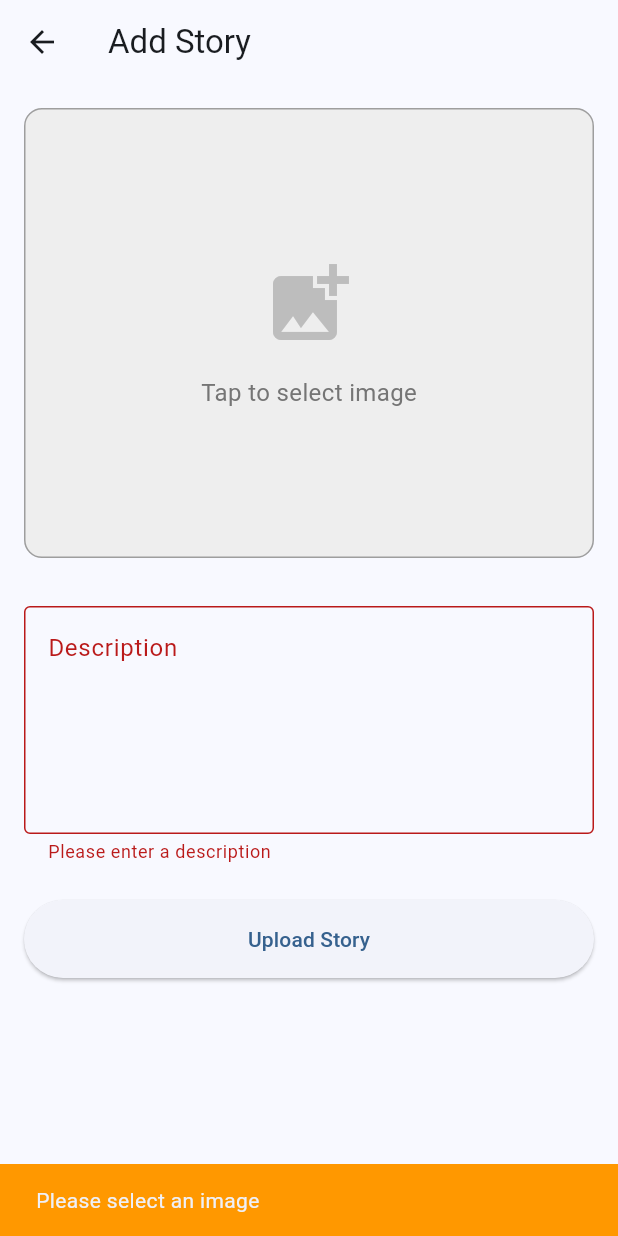
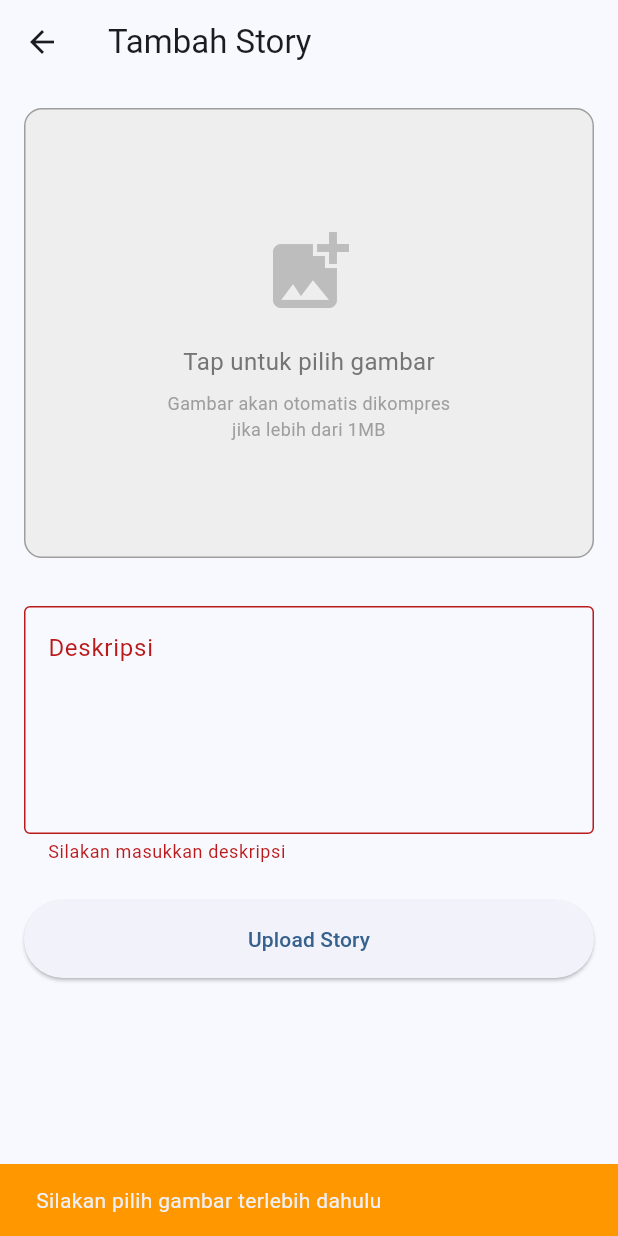
Before and after one commit to nrhdyt3012/story_app, a Flutter app: the AddStoryScreen screen opened directly with empty values, after a tap on "Upload Story", on a phone screen of 412 x 824 dp. Run offline on Flutter 3.47's test engine with Material 3 defaults, Android fonts, the phone set to English and light mode, and no system bars; our stand-ins replace image_picker, shared_preferences; accounts and stored records are empty.

Commit message:
setting name app

```diff
--- a/lib/provider/auth_provider.dart
+++ b/lib/provider/auth_provider.dart
@@ -2,7 +2,6 @@ import 'package:flutter/foundation.dart';
 import '../data/api/api_service.dart';
 import '../data/preferences/auth_preferences.dart';
 import '../data/model/login_response.dart';
-import '../data/model/register_response.dart';
 
 class AuthProvider with ChangeNotifier {
   final ApiService apiService;
--- a/lib/routes/router_delegate.dart
+++ b/lib/routes/router_delegate.dart
@@ -146,6 +146,5 @@ class MyRouterDelegate extends RouterDelegate<String>
 
   @override
   Future<void> setNewRoutePath(String configuration) async {
-    // Implementasi bisa kosong jika tidak menggunakan deep linking
   }
 }
--- a/lib/screen/add_story_screen.dart
+++ b/lib/screen/add_story_screen.dart
@@ -1,7 +1,9 @@
 import 'dart:io';
+import 'dart:typed_data';
 import 'package:flutter/material.dart';
 import 'package:provider/provider.dart';
 import 'package:image_picker/image_picker.dart';
+import 'package:image/image.dart' as img;
 import '../provider/auth_provider.dart';
 import '../provider/upload_provider.dart';
 import '../provider/story_provider.dart';
@@ -25,6 +27,7 @@ class _AddStoryScreenState extends State<AddStoryScreen> {
   final _descriptionController = TextEditingController();
   final ImagePicker _picker = ImagePicker();
   File? _imageFile;
+  bool _isCompressing = false;
 
   @override
   void dispose() {
@@ -32,19 +35,102 @@ class _AddStoryScreenState extends State<AddStoryScreen> {
     super.dispose();
   }
 
+  Future<File> _compressImage(File file) async {
+    try {
+      final bytes = await file.readAsBytes();
+      img.Image? image = img.decodeImage(Uint8List.fromList(bytes));
+
+      if (image == null) return file;
+
+      const int maxSizeInBytes = 1024 * 1024;
+      int currentSize = await file.length();
+
+      if (currentSize <= maxSizeInBytes) {
+        return file;
+      }
+
+      int quality = 85;
+      List<int> compressedBytes = [];
+
+      if (image.width > 1920 || image.height > 1920) {
+        image = img.copyResize(
+          image,
+          width: image.width > image.height ? 1920 : null,
+          height: image.height > image.width ? 1920 : null,
+        );
+      }
+
+      do {
+        compressedBytes = img.encodeJpg(image, quality: quality);
+
+        quality -= 5;
+
+        if (quality < 50) break;
+
+      } while (compressedBytes.length > maxSizeInBytes);
+
+      final compressedFile = File('${file.parent.path}/compressed_${file.uri.pathSegments.last}');
+      await compressedFile.writeAsBytes(compressedBytes);
+
+      return compressedFile;
+    } catch (e) {
+      return file;
+    }
+  }
+
   Future<void> _pickImage(ImageSource source) async {
     try {
       final XFile? image = await _picker.pickImage(source: source);
       if (image != null) {
         setState(() {
-          _imageFile = File(image.path);
+          _isCompressing = true;
+        });
+
+        File selectedFile = File(image.path);
+
+        final fileSize = await selectedFile.length();
+
+        if (mounted) {
+          ScaffoldMessenger.of(context).showSnackBar(
+            SnackBar(
+              content: Text('Ukuran asli: ${(fileSize / 1024 / 1024).toStringAsFixed(2)} MB'),
+              duration: const Duration(seconds: 2),
+            ),
+          );
+        }
+
+        if (fileSize > 1024 * 1024) {
+          selectedFile = await _compressImage(selectedFile);
+
+          final compressedSize = await selectedFile.length();
+
+          if (mounted) {
+            ScaffoldMessenger.of(context).showSnackBar(
+              SnackBar(
+                content: Text(
+                  'Gambar dikompres menjadi ${(compressedSize / 1024 / 1024).toStringAsFixed(2)} MB',
+                ),
+                backgroundColor: Colors.green,
+                duration: const Duration(seconds: 2),
+              ),
+            );
+          }
+        }
+
+        setState(() {
+          _imageFile = selectedFile;
+          _isCompressing = false;
         });
       }
     } catch (e) {
+      setState(() {
+        _isCompressing = false;
+      });
+
       if (mounted) {
         ScaffoldMessenger.of(context).showSnackBar(
           SnackBar(
-            content: Text('Error picking image: $e'),
+            content: Text('Error memproses gambar: $e'),
             backgroundColor: Colors.red,
           ),
         );
@@ -70,7 +156,7 @@ class _AddStoryScreenState extends State<AddStoryScreen> {
         if (success && mounted) {
           ScaffoldMessenger.of(context).showSnackBar(
             const SnackBar(
-              content: Text('Story uploaded successfully!'),
+              content: Text('Story berhasil diupload!'),
               backgroundColor: Colors.green,
             ),
           );
@@ -82,7 +168,7 @@ class _AddStoryScreenState extends State<AddStoryScreen> {
         } else if (mounted) {
           ScaffoldMessenger.of(context).showSnackBar(
             SnackBar(
-              content: Text(uploadProvider.errorMessage ?? 'Upload failed'),
+              content: Text(uploadProvider.errorMessage ?? 'Upload gagal'),
               backgroundColor: Colors.red,
             ),
           );
@@ -91,7 +177,7 @@ class _AddStoryScreenState extends State<AddStoryScreen> {
     } else if (_imageFile == null) {
       ScaffoldMessenger.of(context).showSnackBar(
         const SnackBar(
-          content: Text('Please select an image'),
+          content: Text('Silakan pilih gambar terlebih dahulu'),
           backgroundColor: Colors.orange,
         ),
       );
@@ -107,7 +193,7 @@ class _AddStoryScreenState extends State<AddStoryScreen> {
           children: [
             ListTile(
               leading: const Icon(Icons.camera_alt),
-              title: const Text('Camera'),
+              title: const Text('Kamera'),
               onTap: () {
                 Navigator.pop(context);
                 _pickImage(ImageSource.camera);
@@ -115,7 +201,7 @@ class _AddStoryScreenState extends State<AddStoryScreen> {
             ),
             ListTile(
               leading: const Icon(Icons.photo_library),
-              title: const Text('Gallery'),
+              title: const Text('Galeri'),
               onTap: () {
                 Navigator.pop(context);
                 _pickImage(ImageSource.gallery);
@@ -131,7 +217,7 @@ class _AddStoryScreenState extends State<AddStoryScreen> {
   Widget build(BuildContext context) {
     return Scaffold(
       appBar: AppBar(
-        title: const Text('Add Story'),
+        title: const Text('Tambah Story'),
         leading: IconButton(
           icon: const Icon(Icons.arrow_back),
           onPressed: widget.onBack,
@@ -145,7 +231,7 @@ class _AddStoryScreenState extends State<AddStoryScreen> {
             crossAxisAlignment: CrossAxisAlignment.stretch,
             children: [
               GestureDetector(
-                onTap: _showImageSourceDialog,
+                onTap: _isCompressing ? null : _showImageSourceDialog,
                 child: Container(
                   height: 300,
                   decoration: BoxDecoration(
@@ -153,7 +239,16 @@ class _AddStoryScreenState extends State<AddStoryScreen> {
                     borderRadius: BorderRadius.circular(12),
                     border: Border.all(color: Colors.grey),
                   ),
-                  child: _imageFile != null
+                  child: _isCompressing
+                      ? const Column(
+                    mainAxisAlignment: MainAxisAlignment.center,
+                    children: [
+                      CircularProgressIndicator(),
+                      SizedBox(height: 16),
+                      Text('Mengompres gambar...'),
+                    ],
+                  )
+                      : _imageFile != null
                       ? ClipRRect(
                     borderRadius: BorderRadius.circular(12),
                     child: Image.file(
@@ -171,10 +266,19 @@ class _AddStoryScreenState extends State<AddStoryScreen> {
                       ),
                       const SizedBox(height: 16),
                       Text(
-                        'Tap to select image',
+                        'Tap untuk pilih gambar',
                         style: TextStyle(
                           color: Colors.grey[600],
                           fontSize: 16,
+                        ),
+                      ),
+                      const SizedBox(height: 8),
+                      Text(
+                        'Gambar akan otomatis dikompres\njika lebih dari 1MB',
+                        textAlign: TextAlign.center,
+                        style: TextStyle(
+                          color: Colors.grey[500],
+                          fontSize: 12,
                         ),
                       ),
                     ],
@@ -190,21 +294,21 @@ class _AddStoryScreenState extends State<AddStoryScreen> {
                     });
                   },
                   icon: const Icon(Icons.close),
-                  label: const Text('Remove Image'),
+                  label: const Text('Hapus Gambar'),
                 ),
               const SizedBox(height: 16),
               TextFormField(
                 controller: _descriptionController,
                 maxLines: 5,
                 decoration: const InputDecoration(
-                  labelText: 'Description',
-                  hintText: 'Tell us about this moment...',
+                  labelText: 'Deskripsi',
+                  hintText: 'Ceritakan tentang momen ini...',
                   border: OutlineInputBorder(),
                   alignLabelWithHint: true,
                 ),
                 validator: (value) {
                   if (value == null || value.isEmpty) {
-                    return 'Please enter a description';
+                    return 'Silakan masukkan deskripsi';
                   }
                   return null;
                 },
@@ -213,7 +317,9 @@ class _AddStoryScreenState extends State<AddStoryScreen> {
               Consumer<UploadProvider>(
                 builder: (context, uploadProvider, child) {
                   return ElevatedButton(
-                    onPressed: uploadProvider.isLoading ? null : _handleUpload,
+                    onPressed: uploadProvider.isLoading || _isCompressing
+                        ? null
+                        : _handleUpload,
                     style: ElevatedButton.styleFrom(
                       padding: const EdgeInsets.symmetric(vertical: 16),
                     ),
```
Also changed, not shown: pubspec.yaml (+12 -3 lines), assets/icon/app_icon.png (added), pubspec.lock, 13 other files.
